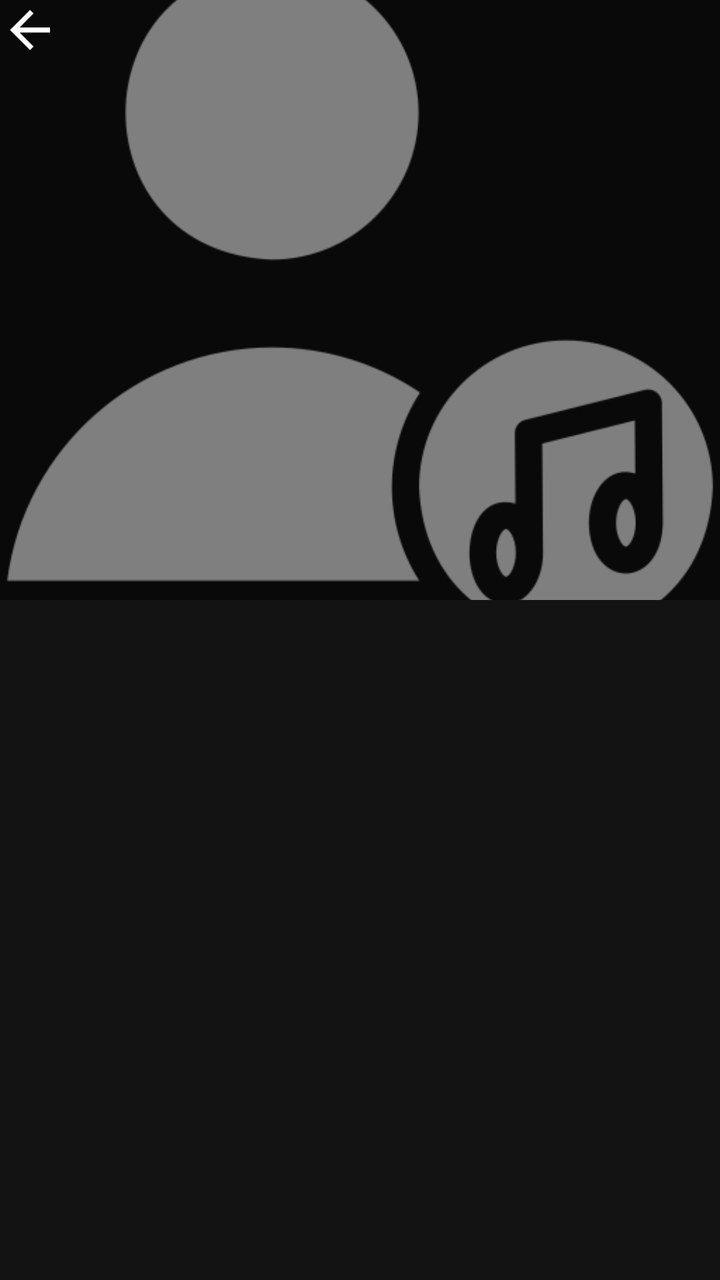
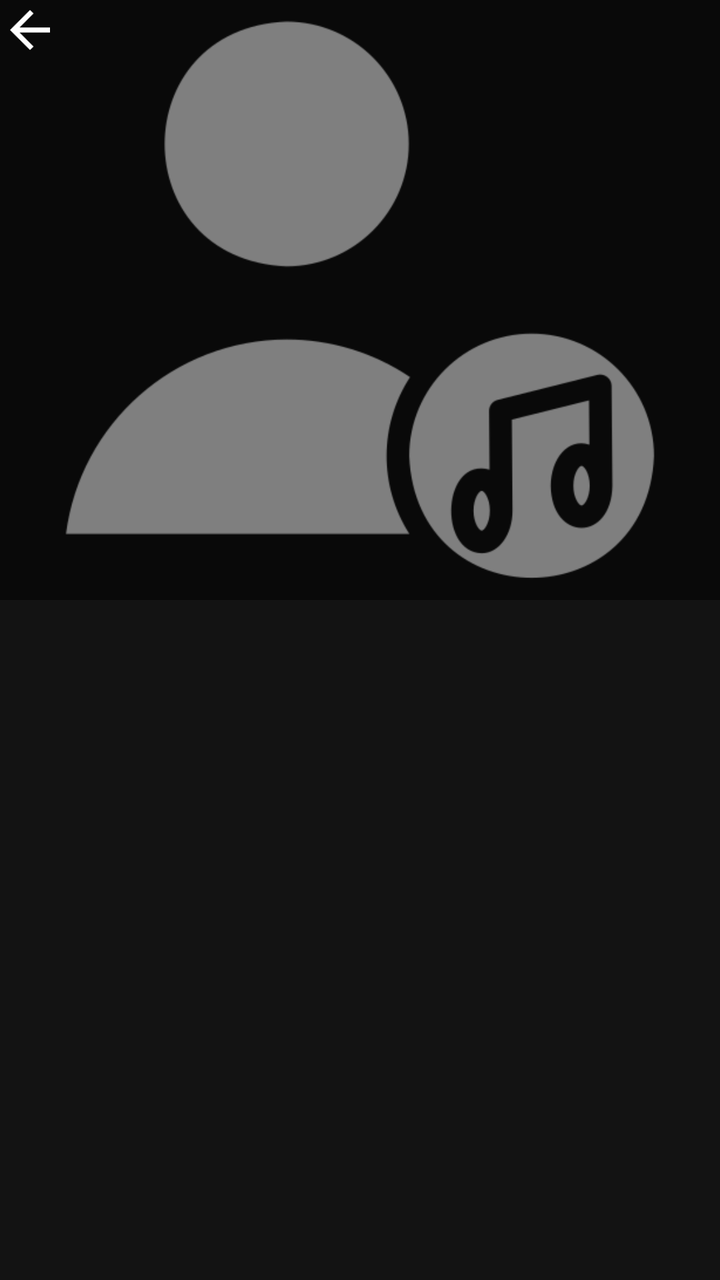

Compare the two renders of this Android layout. The source of the first and the diff that turns it into the second are given below.
<!-- AndroidManifest.xml: application theme Theme.AppCompat.NoActionBar -->
<!-- res/layout/activity_list.xml -->
<?xml version="1.0" encoding="UTF-8"?>
<LinearLayout
    xmlns:android="http://schemas.android.com/apk/res/android"
    android:layout_width="match_parent"
    android:layout_height="match_parent"
    android:orientation="vertical"
    android:background="#131313">
    <ScrollView 
        android:layout_width="match_parent"
        android:layout_height="match_parent"
        android:layout_weight="1">
        <LinearLayout
            android:id="@+id/layout_Songs"
            android:layout_width="match_parent"
            android:layout_height="wrap_content"
            android:orientation="vertical"> 
            <FrameLayout
                android:layout_width="match_parent"
                android:layout_height="wrap_content">

                <ImageView
                    android:layout_width="match_parent"
                    android:layout_height="300dp"
                    android:scaleType="centerCrop"
                    android:src="@drawable/ic_user_singer"/>
                <View
                    android:layout_width="match_parent"
                    android:layout_height="300dp"
                    android:background="#80000000"/>

                <LinearLayout
                    android:id="@+id/layoutTop"
                    android:layout_width="match_parent"
                    android:layout_height="300dp"
                    android:orientation="horizontal"
                    android:gravity="center_vertical">
                    <ImageButton
                        android:id="@+id/btn_return"
                        android:layout_width="30dp"
                        android:layout_height="30dp"
                        android:scaleType="fitCenter"
                        android:layout_gravity="top"
                        android:background="@null"
                        android:src="@drawable/ic_return"/>
                    
                    <TextView
                        android:id="@+id/name_List"
                        android:layout_width="250dp"
                        android:layout_height="wrap_content"
                        android:layout_marginStart="0dp"
                        android:layout_marginBottom="10dp"
                        android:layout_gravity="bottom"
                        android:textSize="25sp"
                        android:textStyle="bold"
                        android:textColor="@android:color/white"/>
                </LinearLayout>
            </FrameLayout>
            
        </LinearLayout>
    </ScrollView>
</LinearLayout>
<!-- resources referenced by this layout -->
<resources>
  <!-- drawable ic_return: png bitmap (drawable, 813 bytes) -->
  <!-- drawable ic_user_singer: png bitmap (drawable, 15244 bytes) -->
</resources>

<!-- the commit's change to res/layout/activity_list.xml (unified diff, before → after) -->
@@ -16,12 +16,12 @@
             android:orientation="vertical"> 
             <FrameLayout
                 android:layout_width="match_parent"
-                android:layout_height="wrap_content">
-
+                android:layout_height="300dp">
                 <ImageView
                     android:layout_width="match_parent"
-                    android:layout_height="300dp"
-                    android:scaleType="centerCrop"
+                    android:layout_height="wrap_content"
+                    android:adjustViewBounds="true"
+                    android:scaleType="fitCenter"
                     android:src="@drawable/ic_user_singer"/>
                 <View
                     android:layout_width="match_parent"
